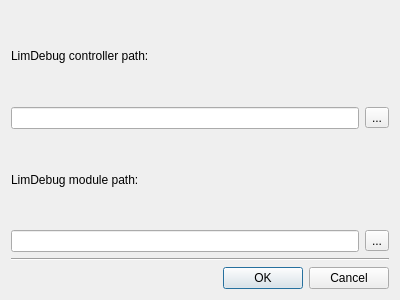
This is forms/debugger.ui in AdUki/LimLim as Qt 5 draws it before an edit. The edited form follows.
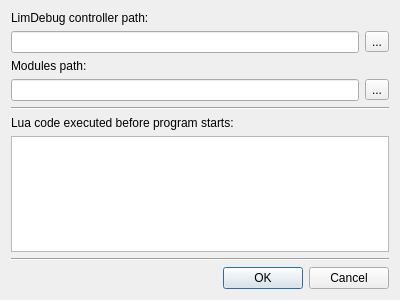
This is the edited form.

Commit message: Added path to lua modules Changed path to limdebug module to path to modules globaly, both debugger and interpreter now use this path...

The edit to the form file:
```diff
--- a/forms/debugger.ui
+++ b/forms/debugger.ui
@@ -47,7 +47,7 @@
      <item>
       <widget class="QLabel" name="limdebugLabel">
        <property name="text">
-        <string>LimDebug module path:</string>
+        <string>Modules path:</string>
        </property>
        <property name="buddy">
         <cstring>limdebugPathEdit</cstring>
@@ -70,6 +70,23 @@
      </item>
     </layout>
    </item>
+   <item>
+    <widget class="Line" name="line_2">
+     <property name="orientation">
+      <enum>Qt::Horizontal</enum>
+     </property>
+    </widget>
+   </item>
+   <item>
+    <widget class="QLabel" name="label">
+     <property name="text">
+      <string>Lua code executed before program starts:</string>
+     </property>
+    </widget>
+   </item>
+   <item>
+    <widget class="QTextEdit" name="codeEdit"/>
+   </item>
    <item>
     <widget class="Line" name="line">
      <property name="orientation">
```
Left out of the diff: 12 changed lines with no effect on the pictures. The commit also changes 8 other files.
